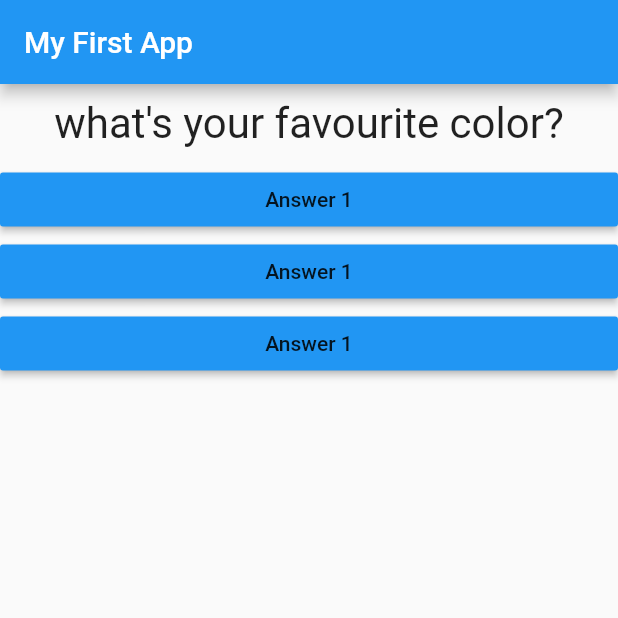
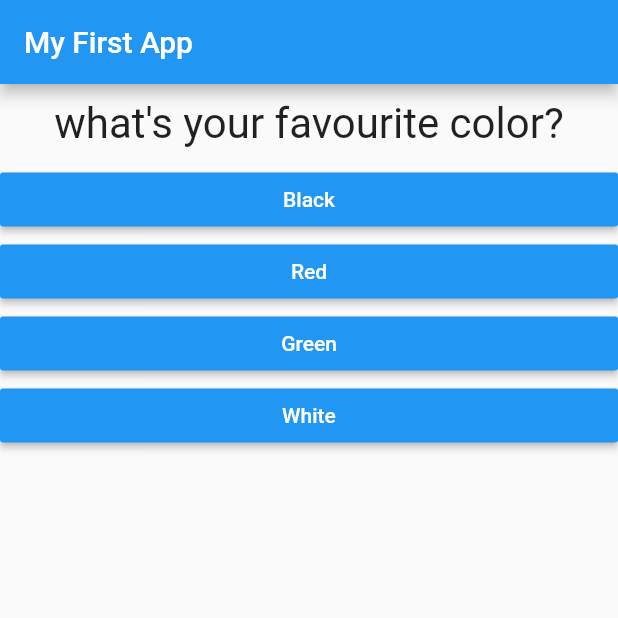
Before and after one commit to Mugisha-isaac/Flutter-quiz-app, a Flutter app: the screen it shows after launch, on a phone screen of 412 x 824 dp, the top half of it. Run offline on Flutter 3.47's test engine with Material 2 defaults, Android fonts, the phone set to English and light mode, and no system bars.

```diff
--- a/lib/answer.dart
+++ b/lib/answer.dart
@@ -2,14 +2,16 @@ import 'package:flutter/material.dart';
 
 class Answer extends StatelessWidget {
   final VoidCallback selectHandler;
-  Answer(this.selectHandler);
+  final String answerText;
+  Answer(this.selectHandler, this.answerText);
   @override
   Widget build(BuildContext context) {
     return Container(
       width: double.infinity,
       child: RaisedButton(
         color: Colors.blue,
-        child: Text('Answer 1'),
+        textColor: Colors.white,
+        child: Text(answerText),
         onPressed: selectHandler,
       ),
     );
--- a/lib/main.dart
+++ b/lib/main.dart
@@ -26,22 +26,35 @@ class _MyAppState extends State<MyApp> {
   @override
   Widget build(BuildContext context) {
     var questions = [
-      'what\'s your favourite color?',
-      'what\'s your favourite animal?',
+      {
+        'questionText': 'what\'s your favourite color?',
+        'answers': ['Black', 'Red', 'Green', 'White']
+      },
+      {
+        'questionText': 'what\'s your favourite animal?',
+        'answers': ['Rabbit', 'Snake', 'elephant', 'Lion']
+      },
+      {
+        'questionText': 'who\'s your favourite instructor?',
+        'answers': ['Donatien', 'Hilaire', 'Stanley', 'Didier']
+      },
     ];
     return MaterialApp(
       home: Scaffold(
         appBar: AppBar(
           title: Text('My First App'),
         ),
-        body: Column(children: [
-          Question(
-            questions[_questionIndex],
-          ),
-          Answer(_answerQuestion),
-          Answer(_answerQuestion),
-          Answer(_answerQuestion),
-        ]),
+        body: Column(
+          children: [
+            Question(
+              (questions[_questionIndex]['questionText'] as String),
+            ),
+            ...(questions[_questionIndex]['answers'] as List<String>)
+                .map((answer) {
+              return Answer(_answerQuestion, answer);
+            }).toList()
+          ],
+        ),
       ),
     );
   }
```
